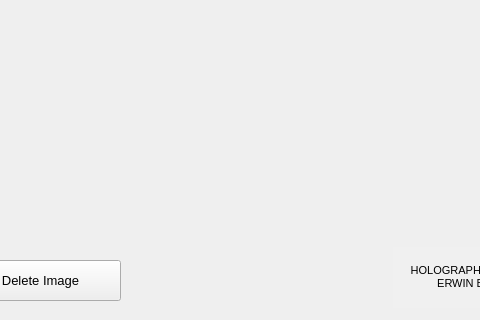
This is sourcecode/gui.ui in alian1001/Holographic-Acquisition-Calibration-Tool as Qt 5 draws it before an edit; both pictures show x 440 to 920 and y 170 to 490 of the 1190 by 490 pixel window. The edited form follows.
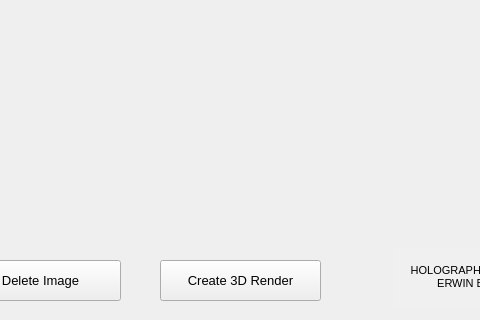
This is the edited form. Icons and pictures are not drawn.

Commit message: Almost there, makes rvec and tvec from camrea projections

The edit to the form file:
```diff
--- a/sourcecode/gui.ui
+++ b/sourcecode/gui.ui
@@ -276,6 +276,22 @@
     <string>Ctrl+O</string>
    </property>
   </widget>
+  <widget class="QPushButton" name="render_button">
+   <property name="geometry">
+    <rect>
+     <x>600</x>
+     <y>430</y>
+     <width>161</width>
+     <height>41</height>
+    </rect>
+   </property>
+   <property name="text">
+    <string>Create 3D Render</string>
+   </property>
+   <property name="shortcut">
+    <string>Ctrl+O</string>
+   </property>
+  </widget>
   <zorder>load_image_button</zorder>
   <zorder>processed_label</zorder>
   <zorder>original_label</zorder>
```
Left out of the diff: 1 changed line with no effect on the pictures. The commit also changes 2 other files.
